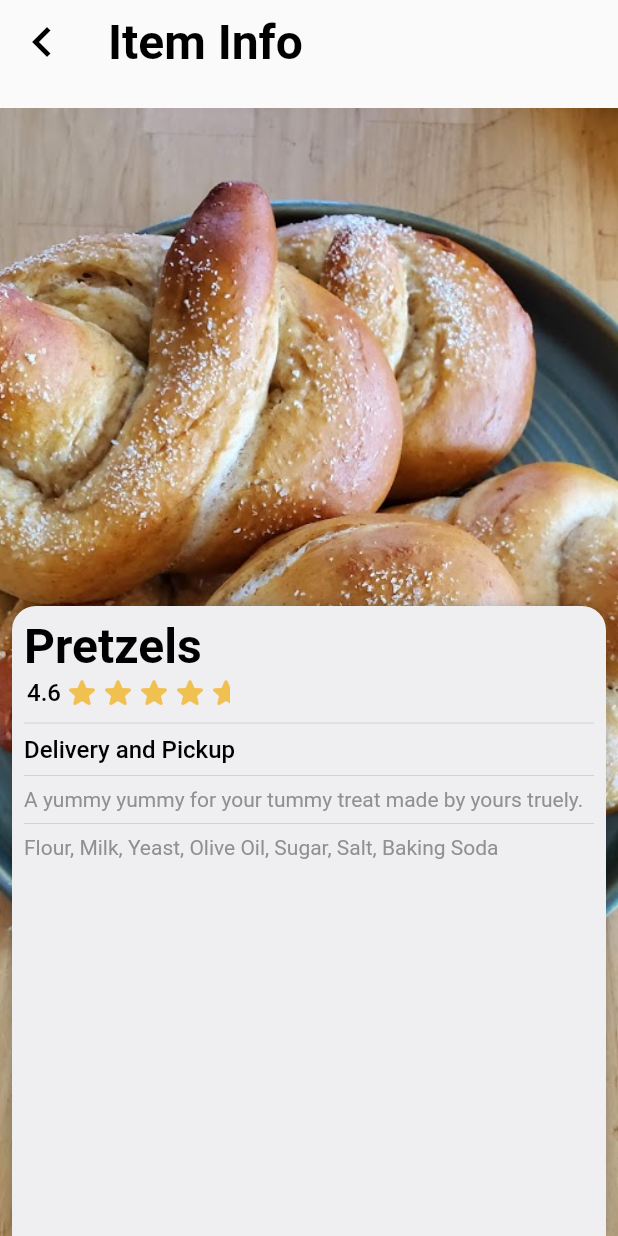
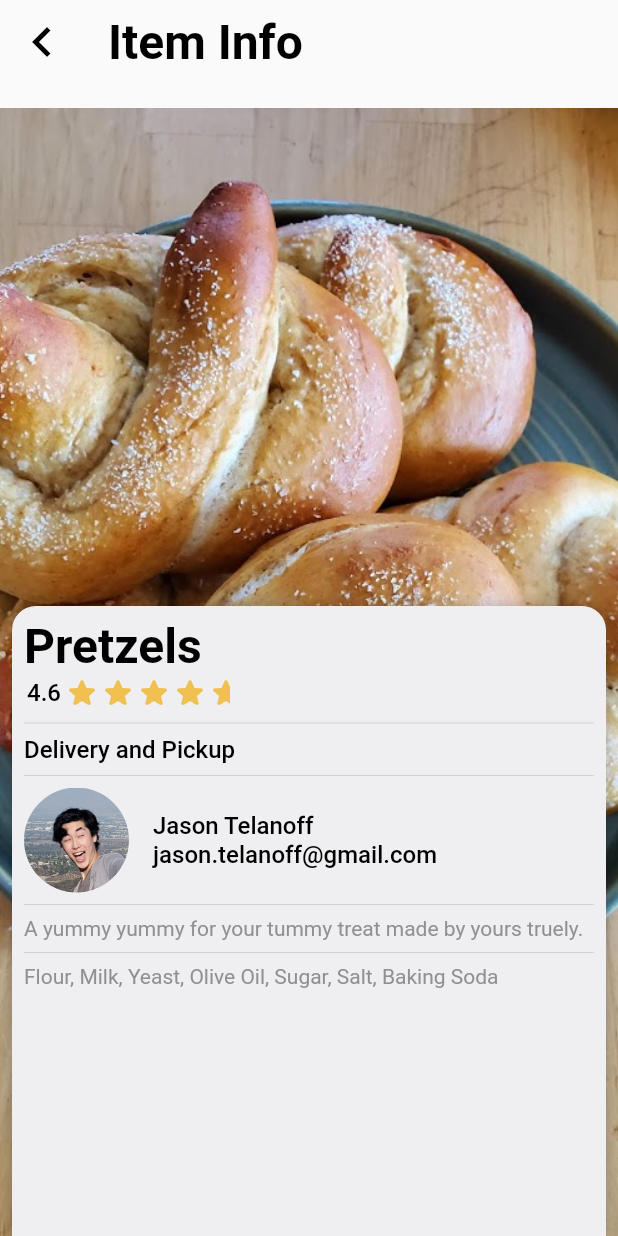
Before and after one commit to Cofu-HackSC/client, a Flutter app: the screen it shows after launch, after a tap on "Pretzels", on a phone screen of 412 x 824 dp. Run offline on Flutter 3.47's test engine with Material 2 defaults, Android fonts, the phone set to English and light mode, and no system bars; drawn by our look-alikes of sliding_up_panel; missing offline and left inert: dart:html.

Commit message:
worked on item info page

```diff
--- a/app/lib/pages/item_info.dart
+++ b/app/lib/pages/item_info.dart
@@ -39,6 +39,25 @@ class ItemInfoPage extends StatelessWidget {
                     '${item.delivery ? item.pickup ? 'Delivery and Pickup' : 'Delivery' : item.pickup ? 'Pickup' : 'Error'}'
                     // type: Type.subtitle,
                     ),
+                Divider(),
+                Row(
+                  children: [
+                    ClipOval(
+                      child: Image.asset(
+                        'assets/example_profile.jpg',
+                        height: 70,
+                      ),
+                    ),
+                    SizedBox(width: 16),
+                    Column(
+                      crossAxisAlignment: CrossAxisAlignment.start,
+                      children: [
+                        ThemedText('Jason Telanoff'),
+                        ThemedText('jason.telanoff@gmail.com'),
+                      ],
+                    ),
+                  ],
+                ),
                 Divider(),
                 ThemedText(
                   item.description,
```
Also changed, not shown: app/assets/example_profile.jpg (added).
